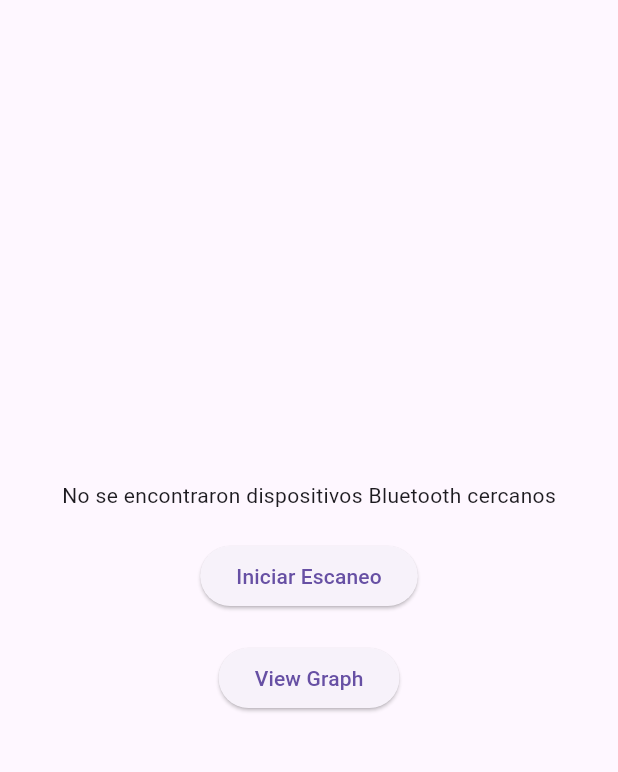
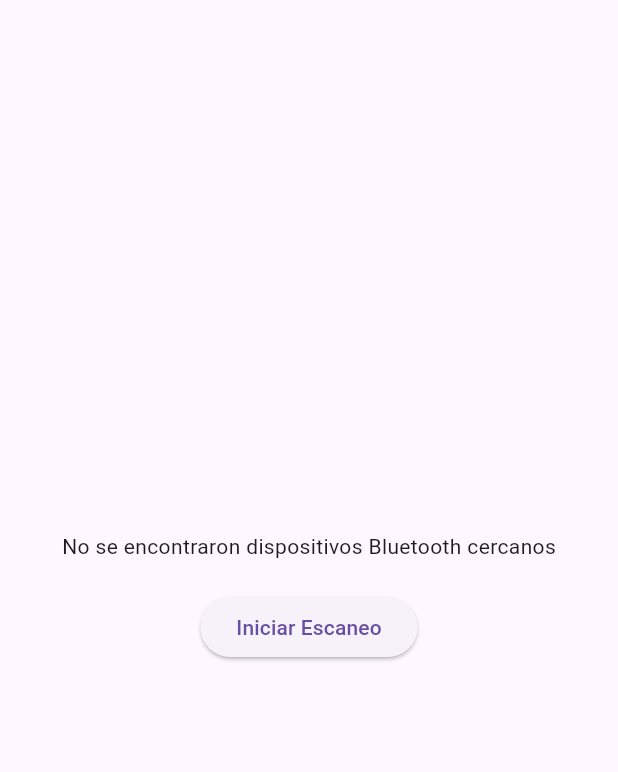
Before and after one commit to Jose4lcantar/abc-jalando, a Flutter app: the screen it shows after launch, on a phone screen of 412 x 824 dp, the part 63-835 px from its top. Run offline on Flutter 3.47's test engine with Material 3 defaults, Android fonts, the phone set to English and light mode, and no system bars; our stand-ins replace flutter_bluetooth_serial, permission_handler, syncfusion_flutter_gauges.

Commit message:
juan 3.0

```diff
--- a/lib/screens/bluetooth_screen.dart
+++ b/lib/screens/bluetooth_screen.dart
@@ -20,7 +20,8 @@ class _BluetoothScreenState extends State<BluetoothScreen> {
   bool isConnected = false;
   BluetoothConnection? connection;
   String receivedData = '';
-  String temperature = '0';
+  ValueNotifier<String> temperatureNotifier = ValueNotifier<String>('0');
+  bool showMessage = false;
 
   @override
   void initState() {
@@ -82,6 +83,7 @@ class _BluetoothScreenState extends State<BluetoothScreen> {
       connection = await BluetoothConnection.toAddress(device.address);
       setState(() {
         isConnected = true;
+        showMessage = true;
       });
       _startListening();
     } catch (ex) {
@@ -96,12 +98,7 @@ class _BluetoothScreenState extends State<BluetoothScreen> {
       setState(() {
         receivedData = message;
         if (_isValidTemperature(message)) {
-          temperature = message.replaceAll(RegExp(r'[^0-9.]'), '');
-          // Actualizar la gráfica en tiempo real
-          Navigator.push(
-            context,
-            MaterialPageRoute(builder: (context) => GraphScreen(temperature: temperature)),
-          );
+          temperatureNotifier.value = message.replaceAll(RegExp(r'[^0-9.]'), '');
         }
       });
     }).onDone(() {
@@ -123,6 +120,53 @@ class _BluetoothScreenState extends State<BluetoothScreen> {
 
   @override
   Widget build(BuildContext context) {
+    return PageView(
+      children: <Widget>[
+        ScanPage(
+          devices: devices,
+          isScanning: isScanning,
+          isConnected: isConnected,
+          showMessage: showMessage,
+          onDeviceTap: _connectToDevice,
+          onScan: _startScan,
+        ),
+        ValueListenableBuilder<String>(
+          valueListenable: temperatureNotifier,
+          builder: (context, temperature, child) {
+            return GraphScreen(temperature: temperature);
+          },
+        ),
+      ],
+    );
+  }
+
+  @override
+  void dispose() {
+    connection?.dispose();
+    temperatureNotifier.dispose();
+    super.dispose();
+  }
+}
+
+class ScanPage extends StatelessWidget {
+  final List<BluetoothDevice> devices;
+  final bool isScanning;
+  final bool isConnected;
+  final bool showMessage;
+  final Function(BluetoothDevice) onDeviceTap;
+  final VoidCallback onScan;
+
+  ScanPage({
+    required this.devices,
+    required this.isScanning,
+    required this.isConnected,
+    required this.showMessage,
+    required this.onDeviceTap,
+    required this.onScan,
+  });
+
+  @override
+  Widget build(BuildContext context) {
     return Center(
       child: Column(
         mainAxisAlignment: MainAxisAlignment.center,
@@ -130,31 +174,30 @@ class _BluetoothScreenState extends State<BluetoothScreen> {
           DeviceList(
             devices: devices,
             isScanning: isScanning,
-            onDeviceTap: _connectToDevice,
+            onDeviceTap: onDeviceTap,
           ),
           SizedBox(height: 20),
           ScanButton(
             isScanning: isScanning,
-            onScan: _startScan,
+            onScan: onScan,
           ),
-          SizedBox(height: 20),
-          ElevatedButton(
-            onPressed: () {
-              Navigator.push(
-                context,
-                MaterialPageRoute(builder: (context) => GraphScreen(temperature: temperature)),
-              );
-            },
-            child: Text('View Graph'),
-          ),
+          if (isConnected)
+            Column(
+              children: <Widget>[
+                SizedBox(height: 20),
+                Text(
+                  'Conexión exitosa',
+                  style: TextStyle(color: Colors.green, fontSize: 16),
+                ),
+                SizedBox(height: 10),
+                Text(
+                  'Desliza hacia la izquierda para ver la gráfica',
+                  style: TextStyle(color: Colors.grey, fontSize: 14),
+                ),
+              ],
+            ),
         ],
       ),
     );
   }
-
-  @override
-  void dispose() {
-    connection?.dispose();
-    super.dispose();
-  }
 }
```
Also changed, not shown: lib/main.dart (line endings or trailing spaces).
